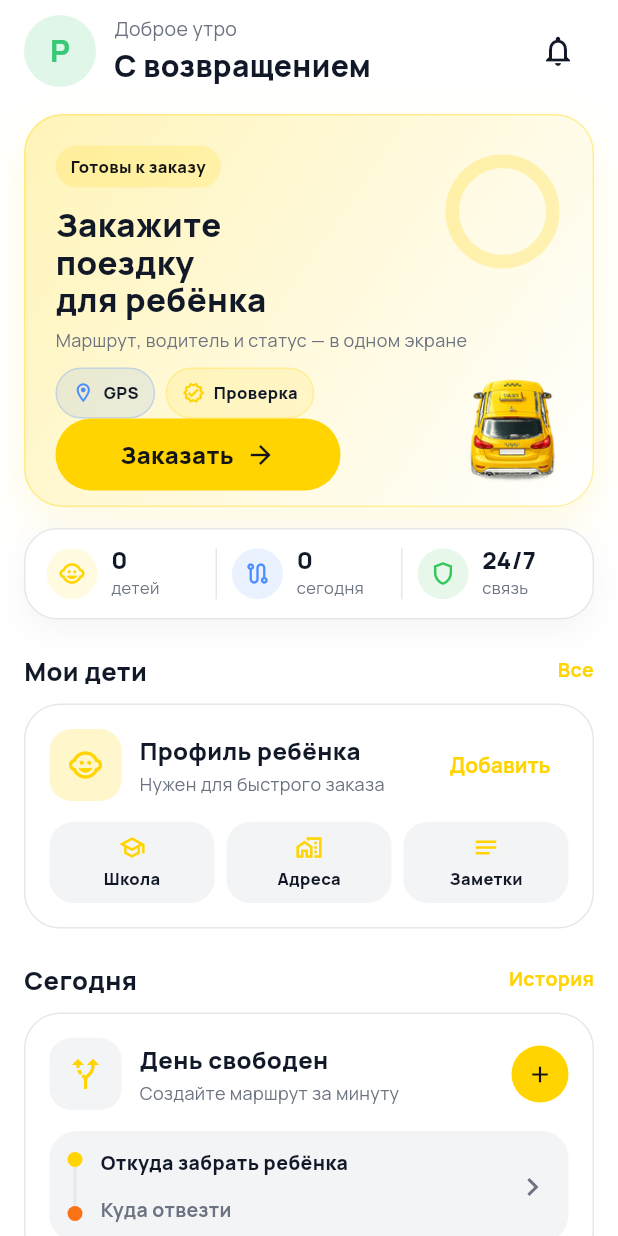
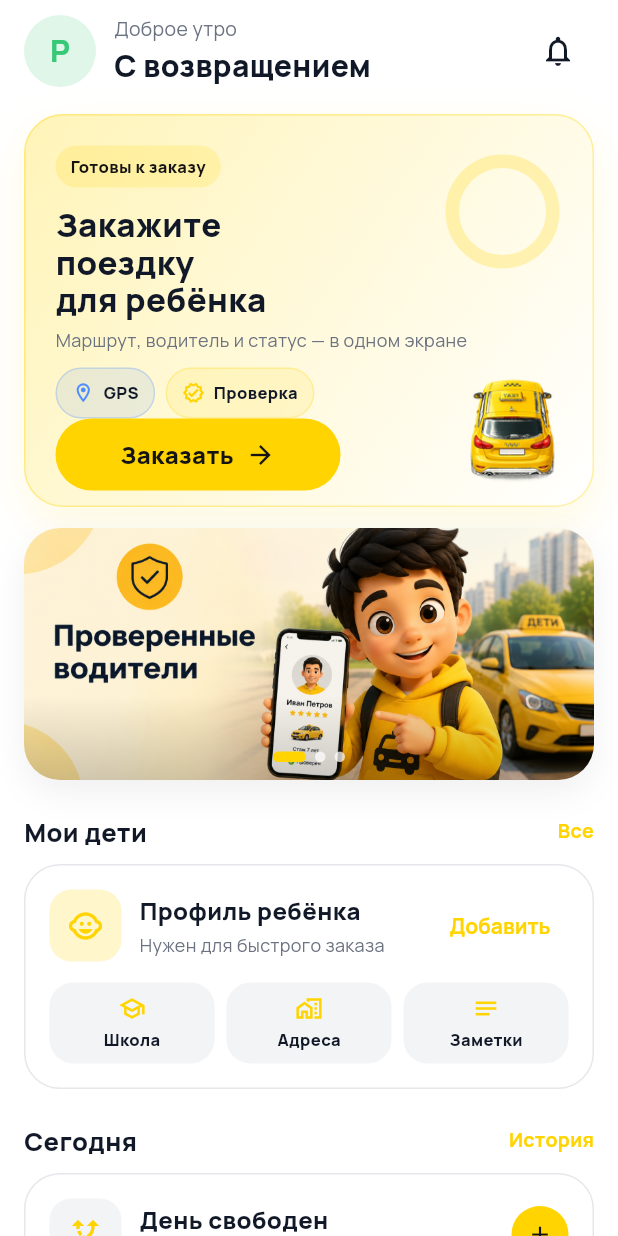
Before and after one commit to b1rzhaan/taxikids, a Flutter app: the ParentHomeScreen screen opened directly, on a phone screen of 412 x 824 dp. Run offline on Flutter 3.47's test engine with Material 3 defaults, Android fonts, the light colour scheme and no system bars; our stand-ins replace dio, flutter_map, flutter_tts, geolocator, google_fonts, image_picker and 3 more; missing offline and left inert: flutter_map_cancellable_tile_provider; accounts and stored records are empty; network calls fail.

Commit message:
Add parent promo carousel

```diff
--- a/mobile/lib/features/parent/parent_home_screen.dart
+++ b/mobile/lib/features/parent/parent_home_screen.dart
@@ -1,3 +1,4 @@
+import 'dart:async';
 import 'package:flutter/material.dart';
 import 'package:intl/intl.dart';
 import '../../core/theme.dart';
@@ -24,13 +25,37 @@ class _ParentHomeScreenState extends State<ParentHomeScreen> {
   List<Child> _children = [];
   List<Trip> _trips = [];
   bool _loading = true;
+  final _carouselController = PageController();
+  Timer? _carouselTimer;
+  int _carouselIndex = 0;
 
   static const _terminal = {'completed', 'cancelled'};
+  static const _carouselAssets = [
+    'assets/proverennye.png',
+    'assets/uvedomlenya.png',
+    'assets/otsleshka.png',
+  ];
 
   @override
   void initState() {
     super.initState();
     _load();
+    _carouselTimer = Timer.periodic(const Duration(seconds: 4), (_) {
+      if (!mounted || !_carouselController.hasClients) return;
+      final next = (_carouselIndex + 1) % _carouselAssets.length;
+      _carouselController.animateToPage(
+        next,
+        duration: const Duration(milliseconds: 520),
+        curve: Curves.easeOutCubic,
+      );
+    });
+  }
+
+  @override
+  void dispose() {
+    _carouselTimer?.cancel();
+    _carouselController.dispose();
+    super.dispose();
   }
 
   Future<void> _load() async {
@@ -87,7 +112,7 @@ class _ParentHomeScreenState extends State<ParentHomeScreen> {
                     const SizedBox(height: 18),
                     _entry(_hero(activeCount: active.length), 1),
                     const SizedBox(height: 14),
-                    _entry(_insightStrip(active.length, today.length), 2),
+                    _entry(_promoCarousel(), 2),
                     const SizedBox(height: 22),
                     if (active.isNotEmpty) ...[
                       _entry(const SectionHeader('Текущая поездка'), 3),
@@ -426,102 +451,90 @@ class _ParentHomeScreenState extends State<ParentHomeScreen> {
     );
   }
 
-  Widget _insightStrip(int activeCount, int todayCount) {
-    final childrenCount = _children.length;
+  Widget _promoCarousel() {
     return Container(
-      padding: const EdgeInsets.symmetric(horizontal: 14, vertical: 12),
+      height: 168,
       decoration: BoxDecoration(
-        color: AppColors.surface,
-        borderRadius: BorderRadius.circular(22),
-        border: Border.all(color: AppColors.line),
+        borderRadius: BorderRadius.circular(24),
         boxShadow: [
           BoxShadow(
-            color: Colors.black.withValues(alpha: 0.04),
+            color: Colors.black.withValues(alpha: 0.06),
             blurRadius: 18,
             offset: const Offset(0, 8),
           ),
         ],
       ),
-      child: Row(
+      child: Stack(
         children: [
-          Expanded(
-            child: _railItem(
-              Icons.child_care_outlined,
-              '$childrenCount',
-              'детей',
-              AppColors.brand,
+          ClipRRect(
+            borderRadius: BorderRadius.circular(24),
+            child: PageView.builder(
+              controller: _carouselController,
+              itemCount: _carouselAssets.length,
+              onPageChanged: (i) => setState(() => _carouselIndex = i),
+              itemBuilder: (_, i) {
+                return AnimatedSwitcher(
+                  duration: const Duration(milliseconds: 360),
+                  switchInCurve: Curves.easeOutCubic,
+                  switchOutCurve: Curves.easeInCubic,
+                  child: Image.asset(
+                    _carouselAssets[i],
+                    key: ValueKey(_carouselAssets[i]),
+                    fit: BoxFit.cover,
+                    width: double.infinity,
+                    height: double.infinity,
+                  ),
+                );
+              },
             ),
           ),
-          _railDivider(),
-          Expanded(
-            child: _railItem(
-              Icons.route_outlined,
-              '$todayCount',
-              'сегодня',
-              const Color(0xFF4C8DFF),
+          Positioned(
+            left: 0,
+            right: 0,
+            bottom: 0,
+            child: Container(
+              height: 56,
+              decoration: BoxDecoration(
+                borderRadius: const BorderRadius.vertical(
+                  bottom: Radius.circular(24),
+                ),
+                gradient: LinearGradient(
+                  begin: Alignment.topCenter,
+                  end: Alignment.bottomCenter,
+                  colors: [
+                    Colors.transparent,
+                    Colors.black.withValues(alpha: 0.18),
+                  ],
+                ),
+              ),
             ),
           ),
-          _railDivider(),
-          Expanded(
-            child: _railItem(
-              Icons.shield_outlined,
-              activeCount > 0 ? '$activeCount' : '24/7',
-              activeCount > 0 ? 'активно' : 'связь',
-              AppColors.success,
+          Positioned(
+            left: 0,
+            right: 0,
+            bottom: 12,
+            child: Row(
+              mainAxisAlignment: MainAxisAlignment.center,
+              children: List.generate(_carouselAssets.length, (i) {
+                final active = i == _carouselIndex;
+                return AnimatedContainer(
+                  duration: const Duration(milliseconds: 240),
+                  curve: Curves.easeOut,
+                  width: active ? 22 : 7,
+                  height: 7,
+                  margin: const EdgeInsets.symmetric(horizontal: 3),
+                  decoration: BoxDecoration(
+                    color: active
+                        ? AppColors.brand
+                        : Colors.white.withValues(alpha: 0.72),
+                    borderRadius: BorderRadius.circular(99),
+                  ),
+                );
+              }),
             ),
           ),
         ],
       ),
-    );
-  }
-
-  Widget _railItem(IconData icon, String value, String label, Color color) {
-    return Row(
-      children: [
-        Container(
-          width: 34,
-          height: 34,
-          decoration: BoxDecoration(
-            color: color.withValues(alpha: 0.12),
-            shape: BoxShape.circle,
-          ),
-          child: Icon(icon, color: color, size: 18),
-        ),
-        const SizedBox(width: 9),
-        Expanded(
-          child: Column(
-            crossAxisAlignment: CrossAxisAlignment.start,
-            children: [
-              Text(
-                value,
-                maxLines: 1,
-                overflow: TextOverflow.ellipsis,
-                style: const TextStyle(
-                  fontSize: 16,
-                  fontWeight: FontWeight.w900,
-                  height: 1.0,
-                ),
-              ),
-              const SizedBox(height: 3),
-              Text(
-                label,
-                maxLines: 1,
-                overflow: TextOverflow.ellipsis,
-                style: const TextStyle(color: AppColors.muted, fontSize: 11),
-              ),
-            ],
-          ),
-        ),
-      ],
-    );
-  }
-
-  Widget _railDivider() {
-    return Container(
-      width: 1,
-      height: 34,
-      margin: const EdgeInsets.symmetric(horizontal: 10),
-      color: AppColors.line,
     );
   }
 
--- a/mobile/pubspec.yaml
+++ b/mobile/pubspec.yaml
@@ -38,6 +38,9 @@ flutter:
   assets:
     - assets/logo.png
     - assets/car.png
+    - assets/proverennye.png
+    - assets/uvedomlenya.png
+    - assets/otsleshka.png
 
 # Run: flutter pub run flutter_launcher_icons
 # Replace assets/logo.png with your own image, then re-run the command above.
```
Also changed, not shown: mobile/assets/otsleshka.png (added), mobile/assets/proverennye.png (added), mobile/assets/uvedomlenya.png (added).
